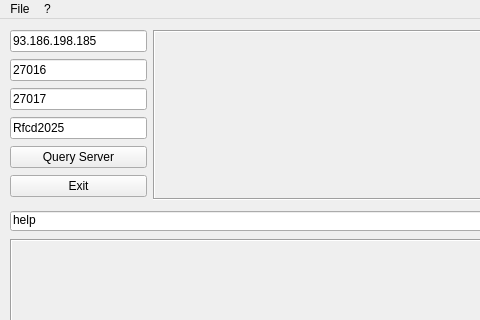
Above: source_files/mvp_v2.ui from sargolin/ISRT-Insurgency-Sandstorm-RCON-TOOL-and-Mapchanger before the change; both pictures show x 0 to 480 and y 0 to 320 of the 588 by 561 pixel window. Below: the same form after it.
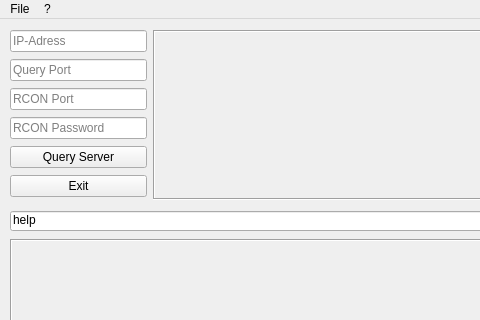
That is the form after the change. Icons and pictures are not drawn.

Commit message: removed data

The edit to the form file:
```diff
--- a/source_files/mvp_v2.ui
+++ b/source_files/mvp_v2.ui
@@ -172,7 +172,7 @@
        <item>
         <widget class="QLineEdit" name="entryip">
          <property name="text">
-          <string>93.186.198.185</string>
+          <string/>
          </property>
          <property name="placeholderText">
           <string>IP-Adress</string>
@@ -182,7 +182,7 @@
        <item>
         <widget class="QLineEdit" name="entryqueryport">
          <property name="text">
-          <string>27016</string>
+          <string/>
          </property>
          <property name="placeholderText">
           <string>Query Port</string>
@@ -195,7 +195,7 @@
           <enum>Qt::LeftToRight</enum>
          </property>
          <property name="text">
-          <string>27017</string>
+          <string/>
          </property>
          <property name="placeholderText">
           <string>RCON Port</string>
@@ -208,7 +208,7 @@
           <enum>Qt::LeftToRight</enum>
          </property>
          <property name="text">
-          <string>Rfcd2025</string>
+          <string/>
          </property>
          <property name="placeholderText">
           <string>RCON Password</string>
```
The commit also changes 2 other files.
